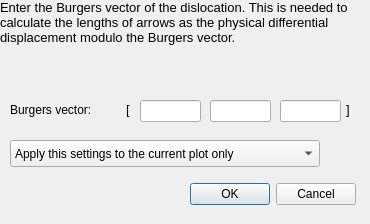
Qt form ui/dburgvect.ui (dmt4/ddplot) before a commit.
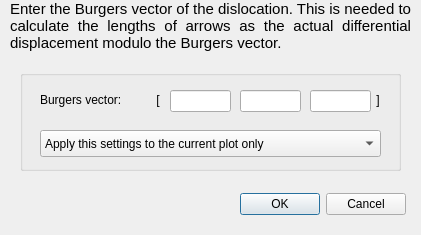
The same form after that commit.

Patch:
```diff
--- a/ui/dburgvect.ui
+++ b/ui/dburgvect.ui
@@ -6,106 +6,20 @@
    <rect>
     <x>0</x>
     <y>0</y>
-    <width>370</width>
-    <height>224</height>
+    <width>421</width>
+    <height>235</height>
    </rect>
   </property>
   <property name="windowTitle">
    <string>Define the Burgers vector</string>
   </property>
-  <widget class="QLabel" name="textLabel5">
-   <property name="geometry">
-    <rect>
-     <x>120</x>
-     <y>100</y>
-     <width>16</width>
-     <height>20</height>
-    </rect>
-   </property>
-   <property name="text">
-    <string>&lt;!DOCTYPE HTML PUBLIC &quot;-//W3C//DTD HTML 4.0//EN&quot; &quot;http://www.w3.org/TR/REC-html40/strict.dtd&quot;&gt;
-&lt;html&gt;&lt;head&gt;&lt;meta name=&quot;qrichtext&quot; content=&quot;1&quot; /&gt;&lt;style type=&quot;text/css&quot;&gt;
-p, li { white-space: pre-wrap; }
-&lt;/style&gt;&lt;/head&gt;&lt;body style=&quot; font-family:'Sans'; font-size:10pt; font-weight:400; font-style:normal;&quot;&gt;
-&lt;p align=&quot;center&quot; style=&quot; margin-top:12px; margin-bottom:12px; margin-left:0px; margin-right:0px; -qt-block-indent:0; text-indent:0px;&quot;&gt;[&lt;/p&gt;&lt;/body&gt;&lt;/html&gt;</string>
-   </property>
-   <property name="wordWrap">
-    <bool>false</bool>
-   </property>
-  </widget>
-  <widget class="QLabel" name="textLabel5_2">
-   <property name="geometry">
-    <rect>
-     <x>340</x>
-     <y>100</y>
-     <width>16</width>
-     <height>20</height>
-    </rect>
-   </property>
-   <property name="text">
-    <string>&lt;!DOCTYPE HTML PUBLIC &quot;-//W3C//DTD HTML 4.0//EN&quot; &quot;http://www.w3.org/TR/REC-html40/strict.dtd&quot;&gt;
-&lt;html&gt;&lt;head&gt;&lt;meta name=&quot;qrichtext&quot; content=&quot;1&quot; /&gt;&lt;style type=&quot;text/css&quot;&gt;
-p, li { white-space: pre-wrap; }
-&lt;/style&gt;&lt;/head&gt;&lt;body style=&quot; font-family:'Sans'; font-size:10pt; font-weight:400; font-style:normal;&quot;&gt;
-&lt;p align=&quot;center&quot; style=&quot; margin-top:12px; margin-bottom:12px; margin-left:0px; margin-right:0px; -qt-block-indent:0; text-indent:0px;&quot;&gt;]&lt;/p&gt;&lt;/body&gt;&lt;/html&gt;</string>
-   </property>
-   <property name="wordWrap">
-    <bool>false</bool>
-   </property>
-  </widget>
-  <widget class="QLineEdit" name="ycoord">
-   <property name="geometry">
-    <rect>
-     <x>210</x>
-     <y>100</y>
-     <width>61</width>
-     <height>22</height>
-    </rect>
-   </property>
-  </widget>
-  <widget class="QLineEdit" name="zcoord">
-   <property name="geometry">
-    <rect>
-     <x>280</x>
-     <y>100</y>
-     <width>61</width>
-     <height>22</height>
-    </rect>
-   </property>
-  </widget>
-  <widget class="QLineEdit" name="xcoord">
-   <property name="geometry">
-    <rect>
-     <x>140</x>
-     <y>100</y>
-     <width>61</width>
-     <height>22</height>
-    </rect>
-   </property>
-  </widget>
-  <widget class="QLabel" name="textLabel3">
-   <property name="geometry">
-    <rect>
-     <x>10</x>
-     <y>100</y>
-     <width>110</width>
-     <height>20</height>
-    </rect>
-   </property>
-   <property name="text">
-    <string>Burgers vector:</string>
-   </property>
-   <property name="wordWrap">
-    <bool>false</bool>
-   </property>
-  </widget>
   <widget class="QLabel" name="textLabel4">
    <property name="geometry">
     <rect>
-     <x>0</x>
+     <x>10</x>
      <y>0</y>
-     <width>370</width>
-     <height>81</height>
+     <width>401</width>
+     <height>61</height>
     </rect>
    </property>
    <property name="autoFillBackground">
@@ -115,8 +29,8 @@
     <string>&lt;!DOCTYPE HTML PUBLIC &quot;-//W3C//DTD HTML 4.0//EN&quot; &quot;http://www.w3.org/TR/REC-html40/strict.dtd&quot;&gt;
 &lt;html&gt;&lt;head&gt;&lt;meta name=&quot;qrichtext&quot; content=&quot;1&quot; /&gt;&lt;style type=&quot;text/css&quot;&gt;
 p, li { white-space: pre-wrap; }
-&lt;/style&gt;&lt;/head&gt;&lt;body style=&quot; font-family:'Sans'; font-size:10pt; font-weight:400; font-style:normal;&quot;&gt;
-&lt;p style=&quot; margin-top:12px; margin-bottom:12px; margin-left:0px; margin-right:0px; -qt-block-indent:0; text-indent:0px;&quot;&gt;Enter the Burgers vector of the dislocation. This is needed to calculate the lengths of arrows as the physical differential displacement modulo the Burgers vector.&lt;/p&gt;&lt;/body&gt;&lt;/html&gt;</string>
+&lt;/style&gt;&lt;/head&gt;&lt;body style=&quot; font-family:'Ubuntu'; font-size:11pt; font-weight:400; font-style:normal;&quot;&gt;
+&lt;p align=&quot;justify&quot; style=&quot; margin-top:12px; margin-bottom:12px; margin-left:0px; margin-right:0px; -qt-block-indent:0; text-indent:0px;&quot;&gt;Enter the Burgers vector of the dislocation. This is needed to calculate the lengths of arrows as the actual differential displacement modulo the Burgers vector.&lt;/p&gt;&lt;/body&gt;&lt;/html&gt;</string>
    </property>
    <property name="textFormat">
     <enum>Qt::RichText</enum>
@@ -131,11 +45,130 @@
     <number>5</number>
    </property>
   </widget>
+  <widget class="QGroupBox" name="groupBox">
+   <property name="geometry">
+    <rect>
+     <x>20</x>
+     <y>70</y>
+     <width>381</width>
+     <height>101</height>
+    </rect>
+   </property>
+   <property name="title">
+    <string/>
+   </property>
+   <widget class="QComboBox" name="applyHow">
+    <property name="geometry">
+     <rect>
+      <x>20</x>
+      <y>60</y>
+      <width>341</width>
+      <height>27</height>
+     </rect>
+    </property>
+    <item>
+     <property name="text">
+      <string>Apply this settings to the current plot only</string>
+     </property>
+    </item>
+    <item>
+     <property name="text">
+      <string>Apply this settings to all selected plots</string>
+     </property>
+    </item>
+   </widget>
+   <widget class="QLabel" name="textLabel3">
+    <property name="geometry">
+     <rect>
+      <x>20</x>
+      <y>20</y>
+      <width>110</width>
+      <height>20</height>
+     </rect>
+    </property>
+    <property name="text">
+     <string>Burgers vector:</string>
+    </property>
+    <property name="wordWrap">
+     <bool>false</bool>
+    </property>
+   </widget>
+   <widget class="QLabel" name="textLabel5">
+    <property name="geometry">
+     <rect>
+      <x>130</x>
+      <y>20</y>
+      <width>16</width>
+      <height>20</height>
+     </rect>
+    </property>
+    <property name="text">
+     <string>&lt;!DOCTYPE HTML PUBLIC &quot;-//W3C//DTD HTML 4.0//EN&quot; &quot;http://www.w3.org/TR/REC-html40/strict.dtd&quot;&gt;
+&lt;html&gt;&lt;head&gt;&lt;meta name=&quot;qrichtext&quot; content=&quot;1&quot; /&gt;&lt;style type=&quot;text/css&quot;&gt;
+p, li { white-space: pre-wrap; }
+&lt;/style&gt;&lt;/head&gt;&lt;&gt;
+&lt;p align=&quot;center&quot; style=&quot; margin-top:12px; margin-bottom:12px; margin-left:0px; margin-right:0px; -qt-block-indent:0; text-indent:0px;&quot;&gt;[&lt;/p&gt;&lt;/body&gt;&lt;/html&gt;</string>
+    </property>
+    <property name="wordWrap">
+     <bool>false</bool>
+    </property>
+   </widget>
+   <widget class="QLineEdit" name="ycoord">
+    <property name="geometry">
+     <rect>
+      <x>220</x>
+      <y>20</y>
+      <width>61</width>
+      <height>22</height>
+     </rect>
+    </property>
+   </widget>
+   <widget class="QLabel" name="textLabel5_2">
+    <property name="geometry">
+     <rect>
+      <x>350</x>
+      <y>20</y>
+      <width>16</width>
+      <height>20</height>
+     </rect>
+    </property>
+    <property name="text">
+     <string>&lt;!DOCTYPE HTML PUBLIC &quot;-//W3C//DTD HTML 4.0//EN&quot; &quot;http://www.w3.org/TR/REC-html40/strict.dtd&quot;&gt;
+&lt;html&gt;&lt;head&gt;&lt;meta name=&quot;qrichtext&quot; content=&quot;1&quot; /&gt;&lt;style type=&quot;text/css&quot;&gt;
+p, li { white-space: pre-wrap; }
+&lt;/style&gt;&lt;/head&gt;&lt;&gt;
+&lt;p align=&quot;center&quot; style=&quot; margin-top:12px; margin-bottom:12px; margin-left:0px; margin-right:0px; -qt-block-indent:0; text-indent:0px;&quot;&gt;]&lt;/p&gt;&lt;/body&gt;&lt;/html&gt;</string>
+    </property>
+    <property name="wordWrap">
+     <bool>false</bool>
+    </property>
+   </widget>
+   <widget class="QLineEdit" name="zcoord">
+    <property name="geometry">
+     <rect>
+      <x>290</x>
+      <y>20</y>
+      <width>61</width>
+      <height>22</height>
+     </rect>
+    </property>
+   </widget>
+   <widget class="QLineEdit" name="xcoord">
+    <property name="geometry">
+     <rect>
+      <x>150</x>
+      <y>20</y>
+      <width>61</width>
+      <height>22</height>
+     </rect>
+    </property>
+   </widget>
+  </widget>
   <widget class="QDialogButtonBox" name="buttonBox">
    <property name="geometry">
     <rect>
-     <x>180</x>
-     <y>180</y>
+     <x>230</x>
+     <y>190</y>
      <width>176</width>
      <height>28</height>
     </rect>
@@ -144,26 +177,6 @@
     <set>QDialogButtonBox::Cancel|QDialogButtonBox::Ok</set>
    </property>
   </widget>
-  <widget class="QComboBox" name="applyHow">
-   <property name="geometry">
-    <rect>
-     <x>10</x>
-     <y>140</y>
-     <width>310</width>
-     <height>27</height>
-    </rect>
-   </property>
-   <item>
-    <property name="text">
-     <string>Apply this settings to the current plot only</string>
-    </property>
-   </item>
-   <item>
-    <property name="text">
-     <string>Apply this settings to all selected plots</string>
-    </property>
-   </item>
-  </widget>
  </widget>
  <layoutdefault spacing="6" margin="11"/>
  <pixmapfunction>qPixmapFromMimeSource</pixmapfunction>
```
